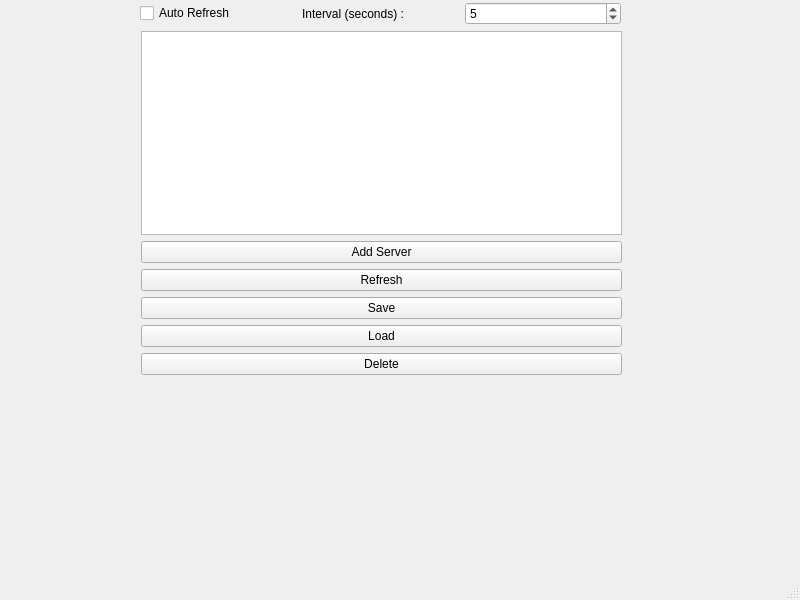
Above: mainwindow.ui from safa-banak/ServerMonitorUI before the change. Below: the same form after it.
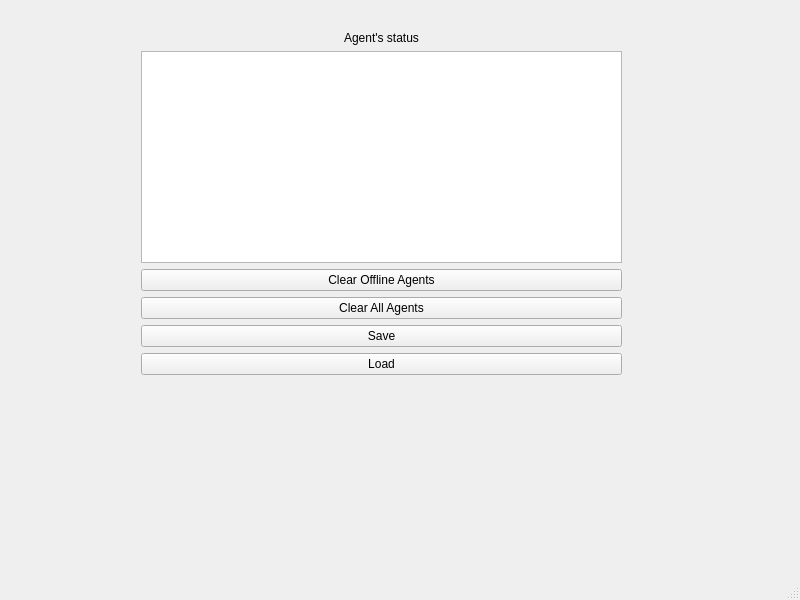
That is the form after the change.

Commit message: Stable version: multi-agent support, status tracking, TCP server

```diff
--- a/mainwindow.ui
+++ b/mainwindow.ui
@@ -24,20 +24,30 @@
      </rect>
     </property>
     <layout class="QVBoxLayout" name="verticalLayout">
+     <item>
+      <widget class="QLabel" name="label_status">
+       <property name="text">
+        <string>Agent's status</string>
+       </property>
+       <property name="alignment">
+        <set>Qt::AlignmentFlag::AlignCenter</set>
+       </property>
+      </widget>
+     </item>
      <item>
       <widget class="QTableWidget" name="tableWidget"/>
      </item>
      <item>
       <widget class="QPushButton" name="pushButton_add">
        <property name="text">
-        <string>Add Server</string>
+        <string>Clear Offline Agents</string>
        </property>
       </widget>
      </item>
      <item>
       <widget class="QPushButton" name="pushButton_refresh">
        <property name="text">
-        <string>Refresh</string>
+        <string>Clear All Agents</string>
        </property>
       </widget>
      </item>
@@ -52,52 +62,6 @@
       <widget class="QPushButton" name="pushButton_load">
        <property name="text">
         <string>Load</string>
-       </property>
-      </widget>
-     </item>
-     <item>
-      <widget class="QPushButton" name="pushButton_delete">
-       <property name="text">
-        <string>Delete</string>
-       </property>
-      </widget>
-     </item>
-    </layout>
-   </widget>
-   <widget class="QWidget" name="">
-    <property name="geometry">
-     <rect>
-      <x>140</x>
-      <y>0</y>
-      <width>481</width>
-      <height>27</height>
-     </rect>
-    </property>
-    <layout class="QHBoxLayout" name="horizontalLayout">
-     <item>
-      <widget class="QCheckBox" name="checkBox_autoRefresh">
-       <property name="text">
-        <string>Auto Refresh</string>
-       </property>
-      </widget>
-     </item>
-     <item>
-      <widget class="QLabel" name="label_interval">
-       <property name="text">
-        <string>Interval (seconds) :</string>
-       </property>
-      </widget>
-     </item>
-     <item>
-      <widget class="QSpinBox" name="spinBox_interval">
-       <property name="minimum">
-        <number>1</number>
-       </property>
-       <property name="maximum">
-        <number>60</number>
-       </property>
-       <property name="value">
-        <number>5</number>
        </property>
       </widget>
      </item>
```
Left out of the diff: 4 changed lines with no effect on the pictures. The commit also changes 5 other files.
